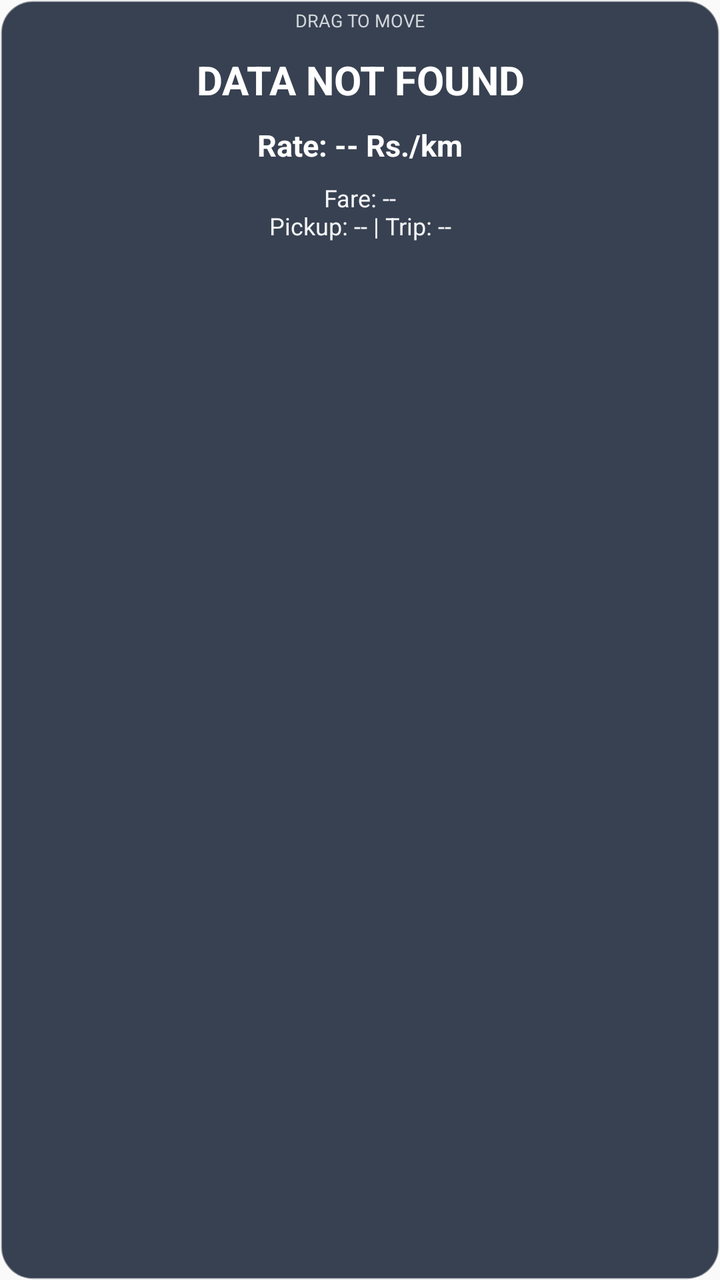
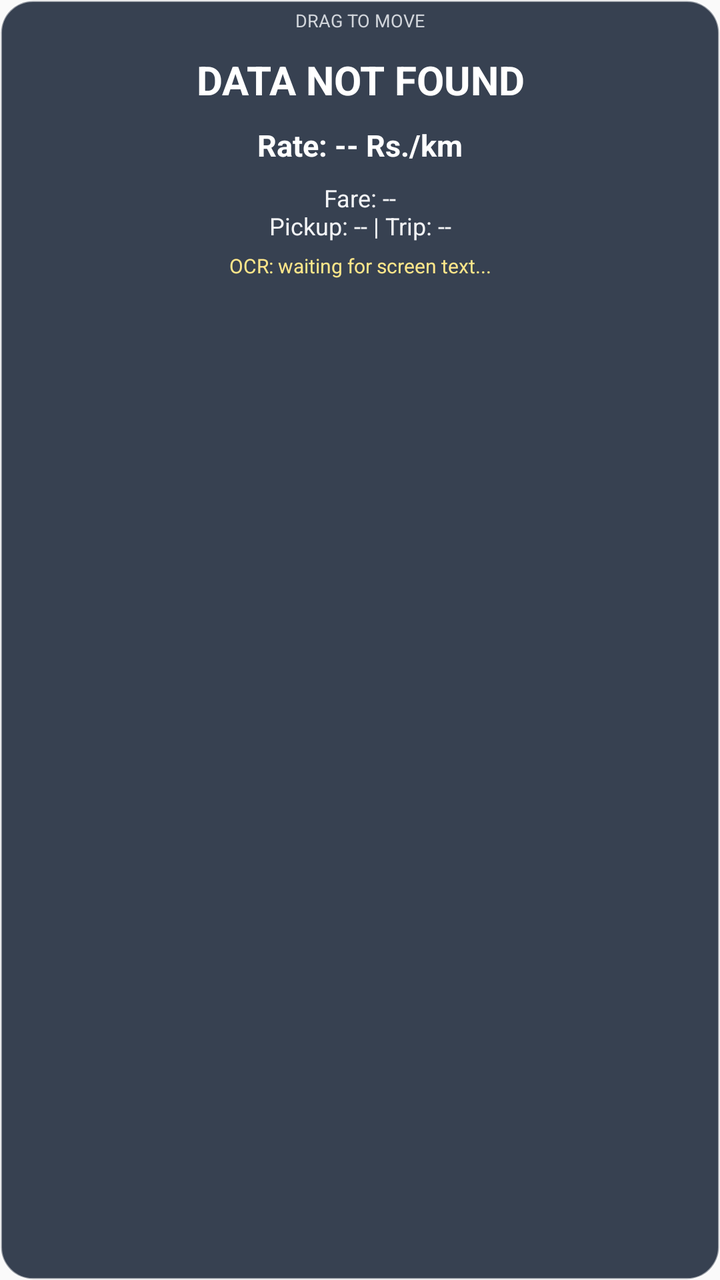

Two renders of the same Android screen: before a commit and after it. Below are the layout's source before the change and the commit's diff.
<!-- AndroidManifest.xml: application theme Theme.RideCalculator -->
<!-- res/layout/view_floating_overlay.xml -->
<LinearLayout xmlns:android="http://schemas.android.com/apk/res/android"
    android:id="@+id/overlayCardRoot"
    android:layout_width="wrap_content"
    android:layout_height="wrap_content"
    android:orientation="vertical"
    android:background="@drawable/bg_overlay_card"
    android:elevation="8dp"
    android:minWidth="190dp"
    android:padding="4dp">

    <TextView
        android:id="@+id/tvDragHint"
        android:layout_width="match_parent"
        android:layout_height="wrap_content"
        android:text="DRAG TO MOVE"
        android:textColor="#D1D5DB"
        android:textSize="9sp"
        android:gravity="center"
        android:paddingBottom="5dp" />

    <TextView
        android:id="@+id/tvVerdict"
        android:layout_width="match_parent"
        android:layout_height="wrap_content"
        android:text="DATA NOT FOUND"
        android:textColor="#FFFFFF"
        android:textSize="20sp"
        android:textStyle="bold"
        android:gravity="center"
        android:padding="5dp" />

    <TextView
        android:id="@+id/tvRatePerKm"
        android:layout_width="match_parent"
        android:layout_height="wrap_content"
        android:text="Rate: -- Rs./km"
        android:textColor="#FFFFFF"
        android:textSize="15sp"
        android:textStyle="bold"
        android:gravity="center"
        android:padding="4dp" />

    <TextView
        android:id="@+id/tvDetails"
        android:layout_width="match_parent"
        android:layout_height="wrap_content"
        android:text="Fare: --&#10;Pickup: -- | Trip: --"
        android:textColor="#F3F4F6"
        android:textSize="12sp"
        android:gravity="center"
        android:paddingTop="4dp" />

</LinearLayout>
<!-- resources referenced by this layout -->
<resources>
  <!-- drawable bg_overlay_card (drawable) -->
  <shape xmlns:android="http://schemas.android.com/apk/res/android"
      android:shape="rectangle">
  
      <solid android:color="#374151" />
  
      <corners android:radius="16dp" />
  
      <stroke
          android:width="1dp"
          android:color="#80FFFFFF" />
  
      <padding
          android:left="12dp"
          android:top="10dp"
          android:right="12dp"
          android:bottom="10dp" />
  
  </shape>
  <style name="Theme.RideCalculator" parent="@android:style/Theme.Material.Light.NoActionBar" />
</resources>

<!-- the commit's change to res/layout/view_floating_overlay.xml (unified diff, before → after) -->
@@ -50,4 +50,15 @@
         android:gravity="center"
         android:paddingTop="4dp" />
 
+    <TextView
+        android:id="@+id/tvOcrDebug"
+        android:layout_width="match_parent"
+        android:layout_height="wrap_content"
+        android:text="OCR: waiting for screen text..."
+        android:textColor="#FDE68A"
+        android:textSize="10sp"
+        android:gravity="center"
+        android:paddingTop="5dp"
+        android:maxLines="2" />
+
 </LinearLayout>
